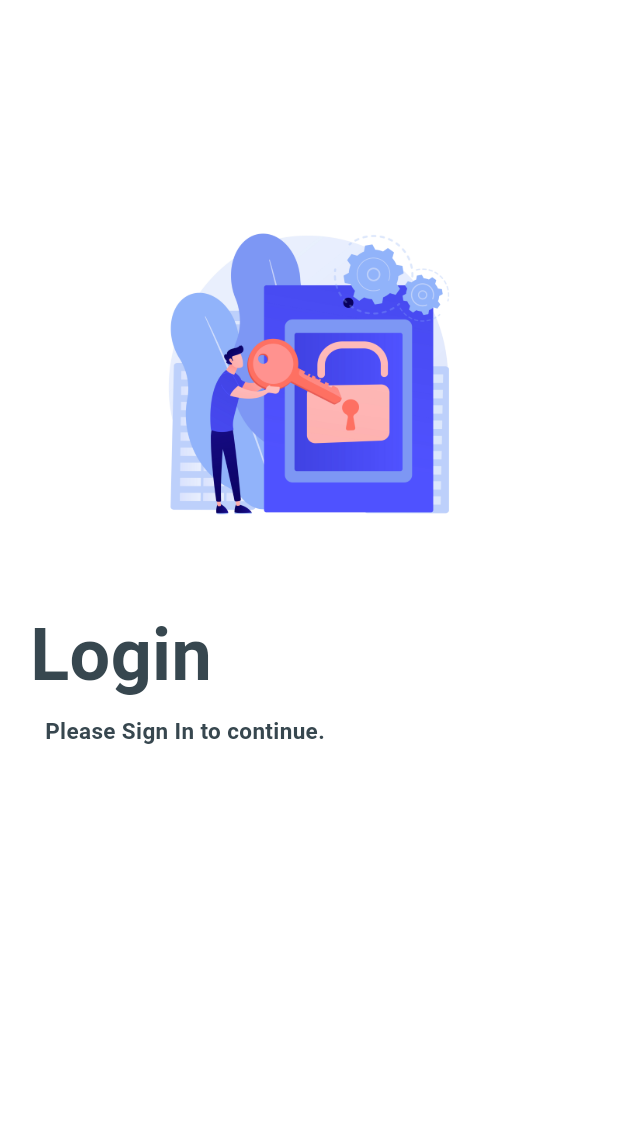
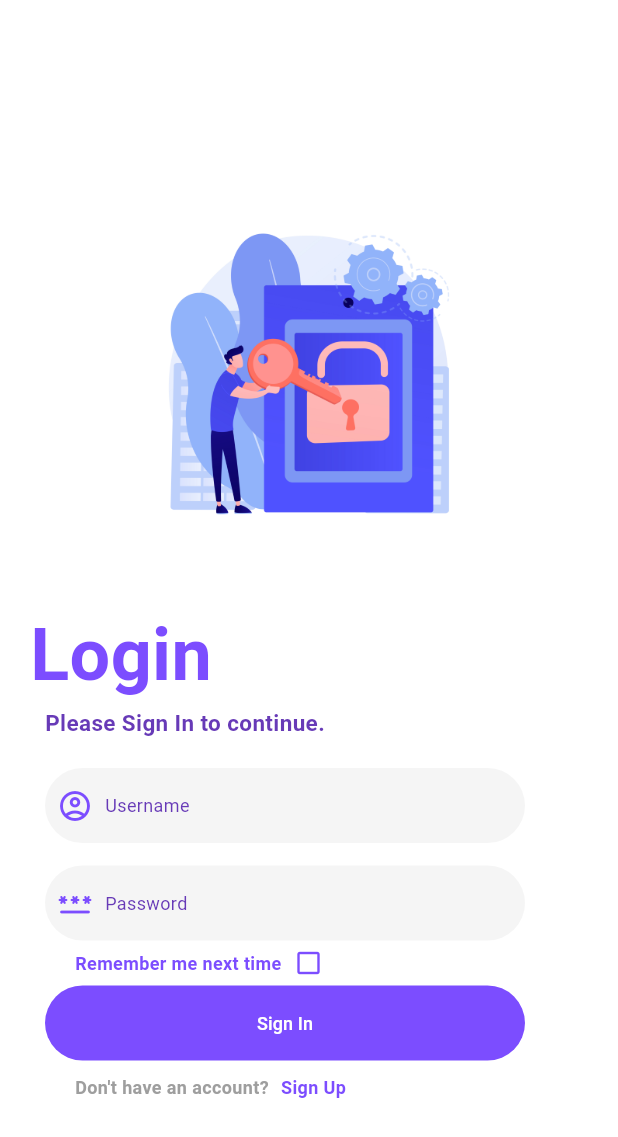
Before and after one commit to SaketAkella/attendance_tracker, a Flutter app: the screen it shows after launch, on a phone screen of 412 x 824 dp. Shown: the top 1137 px of the screen. Run offline on Flutter 3.47's test engine with Material 3 defaults, Android fonts, the phone set to English and light mode, and no system bars; Roboto replaces fonts that are missing (san-serif).

Commit message:
login page

```diff
--- a/lib/pages/signin_page.dart
+++ b/lib/pages/signin_page.dart
@@ -1,4 +1,6 @@
 import 'package:flutter/material.dart';
+import 'package:attendance_tracker/widgets/text_field.dart';
+import 'package:attendance_tracker/widgets/long_button.dart';
 import 'package:attendance_tracker/widgets/login_image.dart';
 
 class SigninPage extends StatelessWidget {
@@ -21,7 +23,7 @@ class SigninPage extends StatelessWidget {
                   height: 250,
                 ),
               ),
-            ),
+            ), //image
             const Align(
               alignment: Alignment.centerLeft,
               child: Padding(
@@ -34,8 +36,8 @@ class SigninPage extends StatelessWidget {
                   style: TextStyle(
                     fontSize: 48,
                     fontWeight: FontWeight.w700,
-                    color: Color(0xFF37474F),
-                    fontFamily: 'sans-serif'
+                    color: Colors.deepPurpleAccent,
+                    fontFamily: 'sans-serif',
                   ),
                 ),
               ),
@@ -45,18 +47,130 @@ class SigninPage extends StatelessWidget {
               child: Padding(
                 padding: EdgeInsets.only(
                   left: 30,
-                  top: 150
-                  ),
+                  top: 140,
+                ),
                 child: Text(
                   'Please Sign In to continue.',
                   style: TextStyle(
-                      fontSize: 15,
-                      fontWeight: FontWeight.bold,
-                      color: Color(0xFF37474F),
-                      fontFamily: 'sans-serif'),
+                    fontSize: 15,
+                    fontWeight: FontWeight.bold,
+                    color: Colors.deepPurple,
+                    fontFamily: 'sans-serif',
+                  ),
                 ),
               ),
             ),
+            const Align(
+              alignment: Alignment.centerLeft,
+              child: Padding(
+                padding: EdgeInsets.only(
+                  top: 250,
+                  left: 30,
+                ),
+                child: CustomTextField(
+                  width: 320,
+                  height: 50,
+                  borderRadius: 30,
+                  text: 'Username',
+                  iconData: IconData(0xee35, fontFamily: 'MaterialIcons'),
+                ),
+              ),
+            ),
+            const Align(
+              alignment: Alignment.centerLeft,
+              child: Padding(
+                padding: EdgeInsets.only(
+                  top: 380,
+                  left: 30,
+                ),
+                child: CustomTextField(
+                  width: 320,
+                  height: 50,
+                  borderRadius: 30,
+                  text: 'Password',
+                  iconData: IconData(0xf0050, fontFamily: 'MaterialIcons'),
+                ),
+              ),
+            ),
+            const Align(
+              alignment: Alignment.centerLeft,
+              child: Padding(
+                padding: EdgeInsets.only(
+                  top: 460.0,
+                  left: 50.0,
+                ),
+                child: Row(
+                  children: [
+                    Text(
+                      'Remember me next time',
+                      style: TextStyle(
+                        fontSize: 12,
+                        fontWeight: FontWeight.bold,
+                        color: Colors.deepPurpleAccent,
+                        fontFamily: 'sans-serif',
+                      ),
+                    ),
+                    SizedBox(width: 8),
+                    Icon(
+                      Icons.check_box_outline_blank,
+                      size: 20,
+                      color: Colors.deepPurpleAccent,
+                    ),
+                  ],
+                ),
+              ),
+            ),
+            const Align(
+              alignment: Alignment.centerLeft,
+              child: Padding(
+                padding: EdgeInsets.only(
+                  top: 540.0,
+                  left: 30.0,
+                ),
+                child: LongButton(
+                  width: 320,
+                  height: 50,
+                  text: 'Sign In',
+                  borderRadius: 30,
+                  color: Colors.deepPurpleAccent,
+                  textColor: Colors.white,
+                ),
+              ),
+            ),
+            Align(
+              alignment: Alignment.centerLeft,
+              child: Padding(
+                padding: const EdgeInsets.only(
+                  top: 625.0,
+                  left: 50.0,
+                ),
+                child: Row(
+                  children: [
+                    const Text(
+                      'Don\'t have an account?',
+                      style: TextStyle(
+                        fontSize: 12,
+                        fontWeight: FontWeight.bold,
+                        color: Colors.grey,
+                        fontFamily: 'sans-serif',
+                      ),
+                    ),
+                    const SizedBox(width: 8),
+                    GestureDetector(
+                      child: const Text(
+                        'Sign Up',
+                        style: TextStyle(
+                          fontSize: 12,
+                          fontWeight: FontWeight.bold,
+                          color: Colors.deepPurpleAccent,
+                          fontFamily: 'sans-serif',
+                        ),
+                      ),
+                    ),
+                  ],
+                ),
+              ),
+            )
           ],
         ),
       ),
--- /dev/null
+++ b/lib/widgets/long_button.dart
@@ -0,0 +1,43 @@
+import 'package:flutter/material.dart';
+
+class LongButton extends StatelessWidget {
+  final double width;
+  final double height;
+  final double borderRadius;
+  final String text;
+  final Color color;
+  final Color textColor;
+
+  const LongButton({
+    Key? key,
+    required this.width,
+    required this.height,
+    this.borderRadius = 0.0,
+    required this.text,
+    required this.color,
+    required this.textColor,
+  }) : super(key: key);
+
+  @override
+  Widget build(BuildContext context) {
+    return Container(
+      width: width,
+      height: height,
+      decoration: BoxDecoration(
+        color: color,
+        borderRadius: BorderRadius.circular(borderRadius),
+      ),
+      child: TextButton(
+        onPressed: null, // Removed onPressed handler
+        child: Text(
+          text,
+          style: const TextStyle(
+            fontSize: 12,
+            fontFamily: 'san-serif',
+            color: Colors.white,
+          ),
+        ),
+      ),
+    );
+  }
+}
--- a/lib/widgets/text_field.dart
+++ b/lib/widgets/text_field.dart
@@ -1,18 +1,48 @@
 import 'package:flutter/material.dart';
 
 class CustomTextField extends StatelessWidget {
-  const CustomTextField({Key? key, required this.label}) : super(key: key);
+  final double width;
+  final double height;
+  final double borderRadius;
+  final String text;
+  final IconData iconData; // Add iconData property
 
-  final String label;
+  const CustomTextField({
+    Key? key,
+    required this.width,
+    required this.height,
+    this.borderRadius = 0.0,
+    required this.text,
+    required this.iconData, // Define iconData parameter
+  }) : super(key: key);
 
   @override
   Widget build(BuildContext context) {
-    return Padding(
-      padding: const EdgeInsets.all(8.0),
-      child: TextField(
-        decoration: InputDecoration(
-          border: const OutlineInputBorder(),
-          labelText: label,
+    return Container(
+      width: width,
+      height: height,
+      decoration: BoxDecoration(
+        color: Colors.grey[100],
+        borderRadius: BorderRadius.circular(borderRadius),
+      ),
+      child: Padding(
+        padding: const EdgeInsets.all(8.0),
+        child: Row(
+          children: [
+            Icon(
+              iconData,
+              color: Colors.deepPurpleAccent,
+            ),
+            const SizedBox(width: 8), // Add spacing between icon and text
+            Text(
+              text,
+              style: const TextStyle(
+                fontSize: 12,
+                fontFamily: 'san-serif',
+                color: Colors.deepPurple,
+              ),
+            ),
+          ],
         ),
       ),
     );
```
